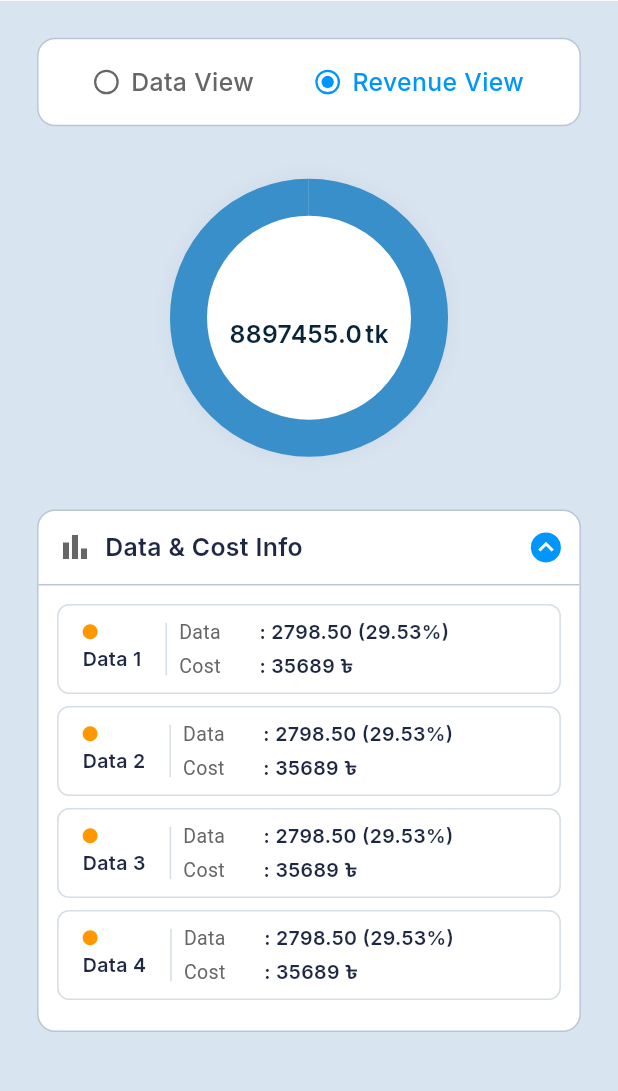
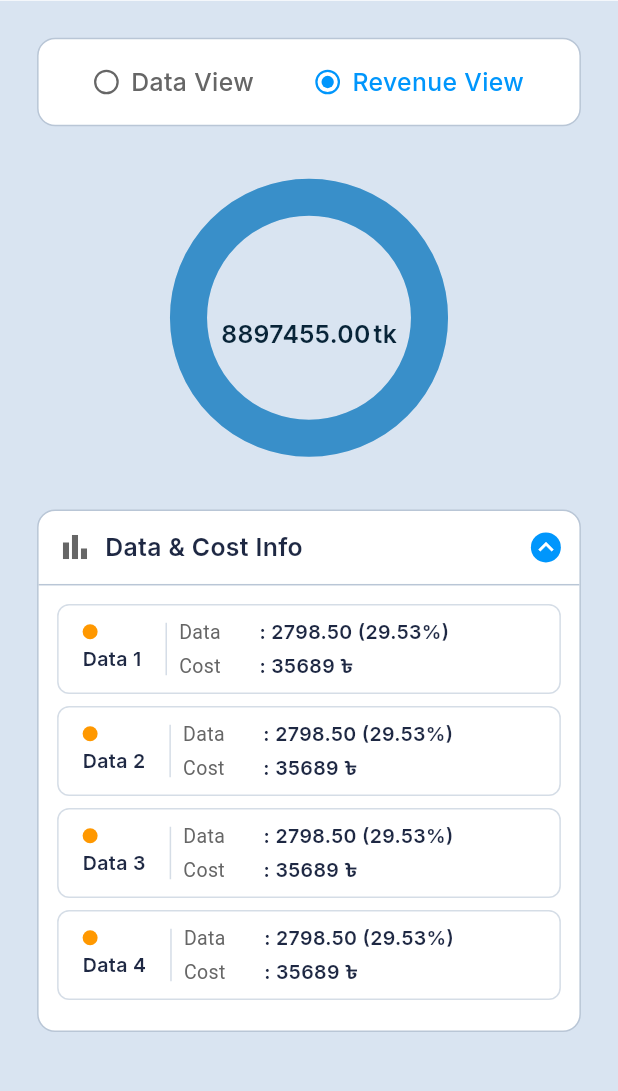
Before and after one commit to The-Black-Shadow/scube_task_app, a Flutter app: the ListItemDetailsScreen screen opened by its route, after a tap on "Revenue View", on a phone screen of 412 x 824 dp, the part 92-1183 px from its top. Run offline on Flutter 3.47's test engine with Material 3 defaults, Android fonts, the phone set to English and light mode, and no system bars; our stand-ins replace get, google_fonts.

Commit message:
change the progress bar with custom paint

```diff
--- a/lib/screens/dashboard_screen/dashboard_screen.dart
+++ b/lib/screens/dashboard_screen/dashboard_screen.dart
@@ -81,6 +81,8 @@ class DashboardScreen extends GetView<DashboardController> {
                                     }
                                     final data = controller.dashboardData.value;
                                     return PowerCircularChart(
+                                      trackColor: AppColors.instance.chartBlue,
+                                      label: AppStrings.instance.totalPower,
                                       value: data?.totalPower ?? 0.0,
                                       unit: data?.unit ?? 'kw',
                                     );
--- a/lib/screens/listitem_details_screen/listitem_details_screen.dart
+++ b/lib/screens/listitem_details_screen/listitem_details_screen.dart
@@ -67,10 +67,14 @@ class ListItemDetailsScreen extends GetView<ListItemDetailsController> {
                       value: isDataView ? 55.00 : 8897455,
                       unit: isDataView ? AppStrings.instance.kwhSqft : 'tk',
                       label: '',
+                      max:
+                          100, // Assuming 100 is max for percentage or similar scaling
+                      startAngle: isDataView ? 135 : 0,
+                      sweepAngle: isDataView ? 270 : 360,
+                      trackColor: AppColors.instance.chartBlue.withOpacity(0.1),
                     );
                   }),
                   SizedBox(height: AppSize.height(value: 24)),
-
 
                   Obx(
                     () => controller.viewType.value == 0
@@ -213,10 +217,7 @@ class ListItemDetailsScreen extends GetView<ListItemDetailsController> {
               children: [
                 Row(
                   children: [
-                    Icon(
-                      Icons.bar_chart,
-                      color: AppColors.instance.textGrey,
-                    ),
+                    Icon(Icons.bar_chart, color: AppColors.instance.textGrey),
                     SizedBox(width: 8),
                     Text(
                       AppStrings.instance.dataAndCostInfo,
--- a/lib/widgets/power_circular_chart.dart
+++ b/lib/widgets/power_circular_chart.dart
@@ -1,3 +1,5 @@
+import 'dart:math' as math;
+
 import 'package:flutter/material.dart';
 import 'package:scube_task_app/constant/app_colors.dart';
 import 'package:scube_task_app/constant/app_text_styles.dart';
@@ -7,12 +9,22 @@ class PowerCircularChart extends StatelessWidget {
   final double value;
   final String unit;
   final String? label;
+  final double max;
+  final double startAngle;
+  final double sweepAngle;
+  final Color? color;
+  final Color? trackColor;
 
   const PowerCircularChart({
     super.key,
     required this.value,
     required this.unit,
     this.label,
+    this.max = 100.0,
+    this.startAngle = 0,
+    this.sweepAngle = 360,
+    this.color,
+    this.trackColor,
   });
 
   @override
@@ -20,38 +32,18 @@ class PowerCircularChart extends StatelessWidget {
     return SizedBox(
       width: AppSize.width(value: 180),
       height: AppSize.width(value: 180),
-      // Use CustomPaint for drawing the circular chart or simple Stack with CircularProgressIndicator
-      // Here using a simple Stack with a thick CircularProgressIndicator for simplicity as per requirement
-      // to "look exactly like image" which is a single color ring.
       child: Stack(
         alignment: Alignment.center,
         children: [
-          // Background Circle used for border/shadow if needed - using simple white container behind
-          Container(
-            width: AppSize.width(value: 160),
-            height: AppSize.width(value: 160),
-            decoration: BoxDecoration(
-              shape: BoxShape.circle,
-              color: AppColors.instance.white,
-              boxShadow: [
-                BoxShadow(
-                  color: Colors.black.withOpacity(0.05),
-                  blurRadius: 10,
-                  spreadRadius: 2,
-                ),
-              ],
-            ),
-          ),
-          // The Blue Ring
-          SizedBox(
-            width: AppSize.width(value: 140),
-            height: AppSize.width(value: 140),
-            child: CircularProgressIndicator(
-              value: 1.0, // Full circle
-              strokeWidth: AppSize.width(value: 20),
-              valueColor: AlwaysStoppedAnimation<Color>(
-                AppColors.instance.chartBlue,
-              ),
+          CustomPaint(
+            size: Size(AppSize.width(value: 140), AppSize.width(value: 140)),
+            painter: _PowerCircularChartPainter(
+              value: value,
+              max: max,
+              startAngle: startAngle,
+              sweepAngle: sweepAngle,
+              color: color ?? AppColors.instance.chartBlue,
+              trackColor: trackColor ?? AppColors.instance.white,
             ),
           ),
           // Center Text
@@ -60,14 +52,17 @@ class PowerCircularChart extends StatelessWidget {
             children: [
               if (label != null) // Only show if label is provided
                 Text(label!, style: AppTextStyles.instance.dashboardDataLabel),
-              SizedBox(height: 4),
+              const SizedBox(height: 4),
               Row(
                 mainAxisSize: MainAxisSize.min,
                 crossAxisAlignment: CrossAxisAlignment.baseline,
                 textBaseline: TextBaseline.alphabetic,
                 children: [
-                  Text("$value", style: AppTextStyles.instance.powerValue),
-                  SizedBox(width: 2),
+                  Text(
+                    value.toStringAsFixed(2),
+                    style: AppTextStyles.instance.powerValue,
+                  ),
+                  const SizedBox(width: 2),
                   Text(unit, style: AppTextStyles.instance.powerUnit),
                 ],
               ),
@@ -78,3 +73,78 @@ class PowerCircularChart extends StatelessWidget {
     );
   }
 }
+
+class _PowerCircularChartPainter extends CustomPainter {
+  final double value;
+  final double max;
+  final double startAngle;
+  final double sweepAngle;
+  final Color color;
+  final Color trackColor;
+
+  _PowerCircularChartPainter({
+    required this.value,
+    required this.max,
+    required this.startAngle,
+    required this.sweepAngle,
+    required this.color,
+    required this.trackColor,
+  });
+
+  @override
+  void paint(Canvas canvas, Size size) {
+    final center = Offset(size.width / 2, size.height / 2);
+    final radius = (size.width / 2);
+
+    // Stroke width
+    final strokeWidth = AppSize.width(value: 20);
+
+    final trackPaint = Paint()
+      ..color = trackColor
+      ..style = PaintingStyle.stroke
+      ..strokeWidth = strokeWidth
+      ..strokeCap = StrokeCap.round;
+
+    final valuePaint = Paint()
+      ..color = color
+      ..style = PaintingStyle.stroke
+      ..strokeWidth = strokeWidth
+      ..strokeCap = StrokeCap.round;
+
+    // Convert degrees to radians
+    final startRad = startAngle * (math.pi / 180);
+    final sweepRad = sweepAngle * (math.pi / 180);
+
+    // Draw Track (Background)
+    canvas.drawArc(
+      Rect.fromCircle(center: center, radius: radius),
+      startRad,
+      sweepRad,
+      false,
+      trackPaint,
+    );
+
+    // Calculate value sweep
+    final clampedValue = value.clamp(0.0, max);
+    final valueSweepRad = (clampedValue / max) * sweepRad;
+
+    // Draw Value (Foreground)
+    canvas.drawArc(
+      Rect.fromCircle(center: center, radius: radius),
+      startRad,
+      valueSweepRad,
+      false,
+      valuePaint,
+    );
+  }
+
+  @override
+  bool shouldRepaint(covariant _PowerCircularChartPainter oldDelegate) {
+    return oldDelegate.value != value ||
+        oldDelegate.max != max ||
+        oldDelegate.startAngle != startAngle ||
+        oldDelegate.sweepAngle != sweepAngle ||
+        oldDelegate.color != color ||
+        oldDelegate.trackColor != trackColor;
+  }
+}
```
